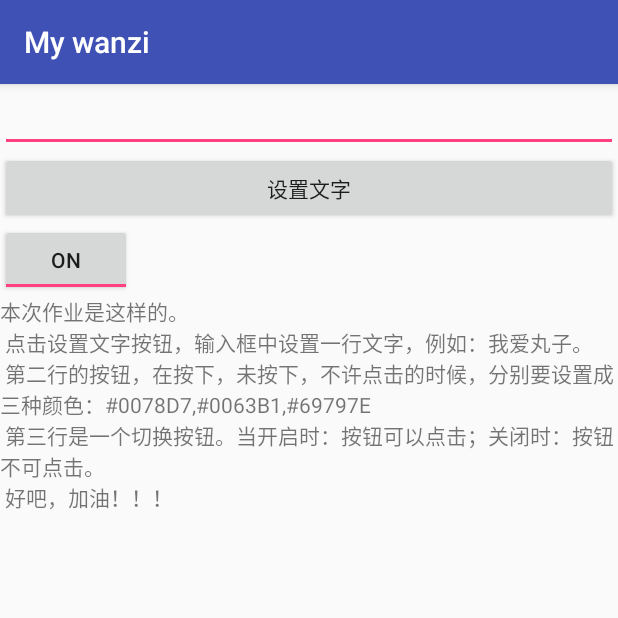
After one commit to kapaseker/ILoveWanzi, an Android app: the ChangeBackgroundActivity screen opened directly, with no data from a screen before it, on a phone screen of 412 x 824 dp, the top half of it. The commit adds this screen. Run offline under Robolectric (Android 15) with nearby library versions, the phone set to English and light mode, and no system bars.

Commit message:
改变背景色的作业

```diff
--- a/app/src/main/AndroidManifest.xml
+++ b/app/src/main/AndroidManifest.xml
@@ -21,6 +21,8 @@
         </activity>
         <activity android:name=".TestLayoutActivity">
         </activity>
+        <activity android:name=".ChangeBackgroundActivity">
+        </activity>
     </application>
 
 </manifest>
--- /dev/null
+++ b/app/src/main/java/com/example/hengwang/mywanzi/ChangeBackgroundActivity.java
@@ -0,0 +1,24 @@
+package com.example.hengwang.mywanzi;
+
+import android.os.Bundle;
+import android.support.v7.app.AppCompatActivity;
+import android.view.View;
+import android.widget.EditText;
+import android.widget.ToggleButton;
+
+public class ChangeBackgroundActivity extends AppCompatActivity {
+
+    EditText mEdtInfo;
+    View mBtnSetText;
+    ToggleButton mTglEnable;
+
+    @Override
+    protected void onCreate(Bundle savedInstanceState) {
+        super.onCreate(savedInstanceState);
+        setContentView(R.layout.activity_change_background);
+
+        mEdtInfo = findViewById(R.id.input);
+        mBtnSetText = findViewById(R.id.set_text);
+        mTglEnable = findViewById(R.id.tgl_enable);
+    }
+}
--- a/app/src/main/java/com/example/hengwang/mywanzi/MainActivity.java
+++ b/app/src/main/java/com/example/hengwang/mywanzi/MainActivity.java
@@ -14,7 +14,11 @@ public class MainActivity extends Activity {
 //    TextView txtName = null;
 
     private static final String[] strs = new String[]{
-            "居中文字", "测试比重", "third", "fourth", "fifth","six"
+            "居中文字", "测试比重", "改变背景"
+    };
+
+    private static final Class[] activities = new Class[]{
+            SecondActivity.class, TestLayoutActivity.class, ChangeBackgroundActivity.class
     };
 
 
@@ -34,14 +38,15 @@ public class MainActivity extends Activity {
             @Override
             public void onItemClick(AdapterView<?> parent, View view, int position, long id) {
                 //position 点击的Item位置，从0开始算
-                Intent intent = new Intent();
-                if (position == 0) {
-                    startActivity(new Intent(MainActivity.this, SecondActivity.class));
-                }
-                if (position == 1) {
-                    startActivity(new Intent(MainActivity.this, TestLayoutActivity.class));
-                }
-            }});
+                startActivity(new Intent(MainActivity.this, activities[position]));
+//                if (position == 0) {
+//                    startActivity(new Intent(MainActivity.this, SecondActivity.class));
+//                }
+//                if (position == 1) {
+//                    startActivity(new Intent(MainActivity.this, TestLayoutActivity.class));
+            }
+//        }
+        });
 
 
 
@@ -69,5 +74,7 @@ public class MainActivity extends Activity {
             }
         });*/
 
-        };
     }
+
+    ;
+}
--- /dev/null
+++ b/app/src/main/res/layout/activity_change_background.xml
@@ -0,0 +1,32 @@
+<?xml version="1.0" encoding="utf-8"?>
+<LinearLayout
+    xmlns:android="http://schemas.android.com/apk/res/android"
+    xmlns:app="http://schemas.android.com/apk/res-auto"
+    xmlns:tools="http://schemas.android.com/tools"
+    android:layout_width="match_parent"
+    android:layout_height="match_parent"
+    android:orientation="vertical"
+    tools:context=".ChangeBackgroundActivity">
+
+    <EditText
+        android:id="@+id/input"
+        android:layout_width="match_parent"
+        android:layout_height="wrap_content"/>
+
+    <Button
+        android:id="@+id/set_text"
+        android:layout_width="match_parent"
+        android:layout_height="wrap_content"
+        android:text="设置文字"/>
+
+    <ToggleButton
+        android:id="@+id/tgl_enable"
+        android:layout_width="wrap_content"
+        android:layout_height="wrap_content"
+        android:checked="true"/>
+
+    <TextView
+        android:layout_width="match_parent"
+        android:layout_height="wrap_content"
+        android:text="@string/bkg_test_desc"/>
+</LinearLayout>
--- a/app/src/main/res/values/strings.xml
+++ b/app/src/main/res/values/strings.xml
@@ -1,3 +1,10 @@
 <resources>
     <string name="app_name">My wanzi</string>
+
+    <string name="bkg_test_desc">本次作业是这样的。\n
+        点击设置文字按钮，输入框中设置一行文字，例如：我爱丸子。\n
+        第二行的按钮，在按下，未按下，不许点击的时候，分别要设置成三种颜色：#0078D7,#0063B1,#69797E\n
+        第三行是一个切换按钮。当开启时：按钮可以点击；关闭时：按钮不可点击。\n
+        好吧，加油！！！\n
+    </string>
 </resources>
```
